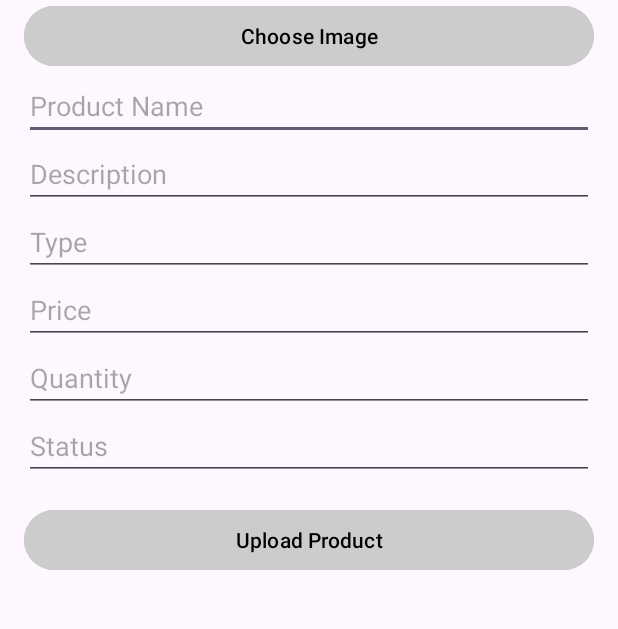
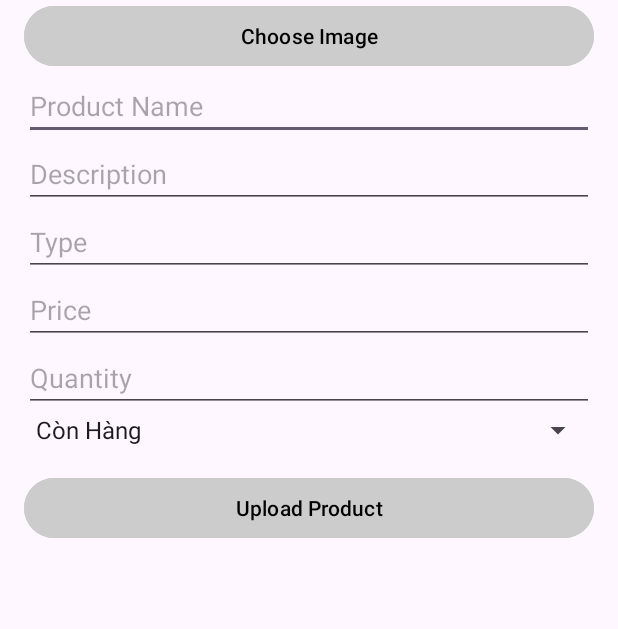
Before and after one commit to duoc2510/Building_Management, an Android app built with Jetpack Compose: the AddProductActivity screen opened directly, with no data from a screen before it, on a phone screen of 412 x 824 dp, the part 324-953 px from its top. Run offline under Robolectric (Android 15) with nearby library versions, the phone set to English and light mode, and no system bars; our stand-ins replace Firebase (no records; nobody signed in at launch, a user with empty details on screens opened directly); libraries missing offline, so code that uses them is left out: com.cloudinary.android; pictures from the network do not load; 1 statement that could not run was skipped.

Commit message:
status product

```diff
--- a/app/src/main/java/com/app/buildingmanagement/AddProductActivity.kt
+++ b/app/src/main/java/com/app/buildingmanagement/AddProductActivity.kt
@@ -21,7 +21,7 @@ class AddProductActivity : AppCompatActivity() {
     private lateinit var edtType: EditText
     private lateinit var edtPrice: EditText
     private lateinit var edtQuantity: EditText
-    private lateinit var edtStatus: EditText
+    private lateinit var spinnerStatus: Spinner
     private lateinit var btnChooseImage: Button
     private lateinit var btnUpload: Button
 
@@ -47,9 +47,14 @@ class AddProductActivity : AppCompatActivity() {
         edtType = findViewById(R.id.edtType)
         edtPrice = findViewById(R.id.edtPrice)
         edtQuantity = findViewById(R.id.edtQuantity)
-        edtStatus = findViewById(R.id.edtStatus)
         btnChooseImage = findViewById(R.id.btnChooseImage)
         btnUpload = findViewById(R.id.btnUpload)
+        spinnerStatus = findViewById(R.id.spinnerStatus)
+
+        val statusOptions = arrayOf("Còn Hàng", "Hết Hàng")
+        val adapter = ArrayAdapter(this, android.R.layout.simple_spinner_item, statusOptions)
+        adapter.setDropDownViewResource(android.R.layout.simple_spinner_dropdown_item)
+        spinnerStatus.adapter = adapter
 
         btnChooseImage.setOnClickListener {
             val intent = Intent(Intent.ACTION_GET_CONTENT)
@@ -115,7 +120,7 @@ class AddProductActivity : AppCompatActivity() {
             "type" to edtType.text.toString(),
             "price" to price,
             "quantity" to quantity,
-            "status" to edtStatus.text.toString()
+            "status" to spinnerStatus.selectedItem.toString()
         )
 
         db.child(productId).setValue(product)
--- a/app/src/main/res/layout/activity_add_product.xml
+++ b/app/src/main/res/layout/activity_add_product.xml
@@ -62,9 +62,8 @@
             android:layout_height="wrap_content" />
 
         <!-- Trạng thái sản phẩm -->
-        <EditText
-            android:id="@+id/edtStatus"
-            android:hint="Status"
+        <Spinner
+            android:id="@+id/spinnerStatus"
             android:layout_width="match_parent"
             android:layout_height="wrap_content" />
 
```
